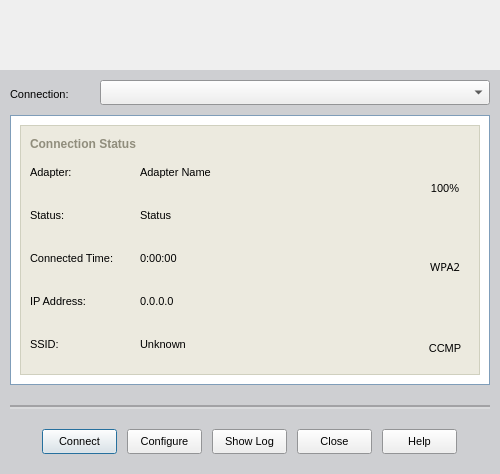
Above: xsupplicant-ui/Skins/Default/LoginWindow.ui from Zero3K/xsupplicant before the change. Below: the same form after it.
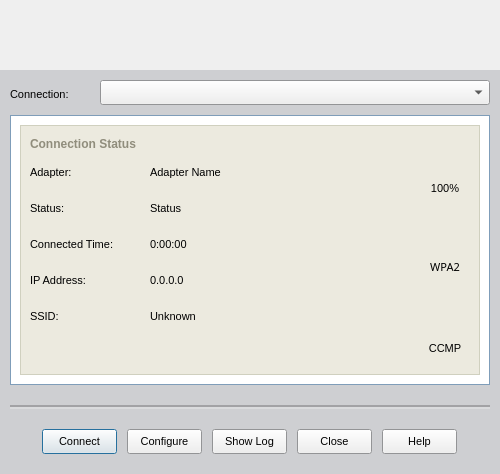
That is the form after the change. The open tabs and pages were chosen to show the change. Icons and pictures are not drawn.

Commit message: Made a few minor changes to formating and field placement.

```diff
--- a/xsupplicant-ui/Skins/Default/LoginWindow.ui
+++ b/xsupplicant-ui/Skins/Default/LoginWindow.ui
@@ -2313,7 +2313,7 @@
         <property name="geometry" >
          <rect>
           <x>10</x>
-          <y>167</y>
+          <y>146</y>
           <width>115</width>
           <height>18</height>
          </rect>
@@ -2389,7 +2389,7 @@
         <property name="geometry" >
          <rect>
           <x>10</x>
-          <y>210</y>
+          <y>182</y>
           <width>115</width>
           <height>18</height>
          </rect>
@@ -2845,7 +2845,7 @@
         <property name="geometry" >
          <rect>
           <x>10</x>
-          <y>81</y>
+          <y>74</y>
           <width>115</width>
           <height>18</height>
          </rect>
@@ -2921,7 +2921,7 @@
         <property name="geometry" >
          <rect>
           <x>10</x>
-          <y>124</y>
+          <y>110</y>
           <width>115</width>
           <height>18</height>
          </rect>
@@ -2996,9 +2996,9 @@
        <widget class="QLabel" name="dataFieldAdapterName" >
         <property name="geometry" >
          <rect>
-          <x>120</x>
+          <x>130</x>
           <y>38</y>
-          <width>290</width>
+          <width>270</width>
           <height>18</height>
          </rect>
         </property>
@@ -3010,13 +3010,13 @@
         </property>
         <property name="minimumSize" >
          <size>
-          <width>290</width>
+          <width>270</width>
           <height>18</height>
          </size>
         </property>
         <property name="maximumSize" >
          <size>
-          <width>290</width>
+          <width>270</width>
           <height>18</height>
          </size>
         </property>
@@ -3072,9 +3072,9 @@
        <widget class="QLabel" name="dataFieldStatus" >
         <property name="geometry" >
          <rect>
-          <x>120</x>
-          <y>81</y>
-          <width>250</width>
+          <x>130</x>
+          <y>74</y>
+          <width>270</width>
           <height>18</height>
          </rect>
         </property>
@@ -3086,13 +3086,13 @@
         </property>
         <property name="minimumSize" >
          <size>
-          <width>250</width>
+          <width>270</width>
           <height>18</height>
          </size>
         </property>
         <property name="maximumSize" >
          <size>
-          <width>250</width>
+          <width>270</width>
           <height>18</height>
          </size>
         </property>
@@ -3148,9 +3148,9 @@
        <widget class="QLabel" name="dataFieldConnectedTime" >
         <property name="geometry" >
          <rect>
-          <x>120</x>
-          <y>124</y>
-          <width>250</width>
+          <x>130</x>
+          <y>110</y>
+          <width>270</width>
           <height>18</height>
          </rect>
         </property>
@@ -3162,13 +3162,13 @@
         </property>
         <property name="minimumSize" >
          <size>
-          <width>250</width>
+          <width>270</width>
           <height>18</height>
          </size>
         </property>
         <property name="maximumSize" >
          <size>
-          <width>250</width>
+          <width>270</width>
           <height>18</height>
          </size>
         </property>
@@ -3224,9 +3224,9 @@
        <widget class="QLabel" name="dataFieldIPAddress" >
         <property name="geometry" >
          <rect>
-          <x>120</x>
-          <y>167</y>
-          <width>250</width>
+          <x>130</x>
+          <y>146</y>
+          <width>270</width>
           <height>18</height>
          </rect>
         </property>
@@ -3238,13 +3238,13 @@
         </property>
         <property name="minimumSize" >
          <size>
-          <width>250</width>
+          <width>270</width>
           <height>18</height>
          </size>
         </property>
         <property name="maximumSize" >
          <size>
-          <width>250</width>
+          <width>270</width>
           <height>18</height>
          </size>
         </property>
@@ -3300,9 +3300,9 @@
        <widget class="QLabel" name="dataFieldSSIDName" >
         <property name="geometry" >
          <rect>
-          <x>120</x>
-          <y>210</y>
-          <width>250</width>
+          <x>130</x>
+          <y>182</y>
+          <width>270</width>
           <height>18</height>
          </rect>
         </property>
@@ -3314,13 +3314,13 @@
         </property>
         <property name="minimumSize" >
          <size>
-          <width>250</width>
+          <width>270</width>
           <height>18</height>
          </size>
         </property>
         <property name="maximumSize" >
          <size>
-          <width>250</width>
+          <width>270</width>
           <height>18</height>
          </size>
         </property>
```
Left out of the diff: 2 changed lines with no effect on the pictures.
